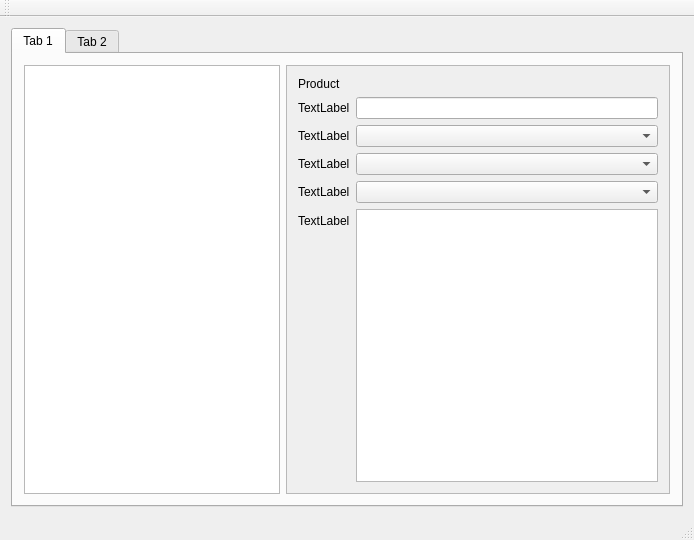
This is mainwindow.ui in Greezael/sukaldu as Qt 5 draws it before an edit. The edited form follows.
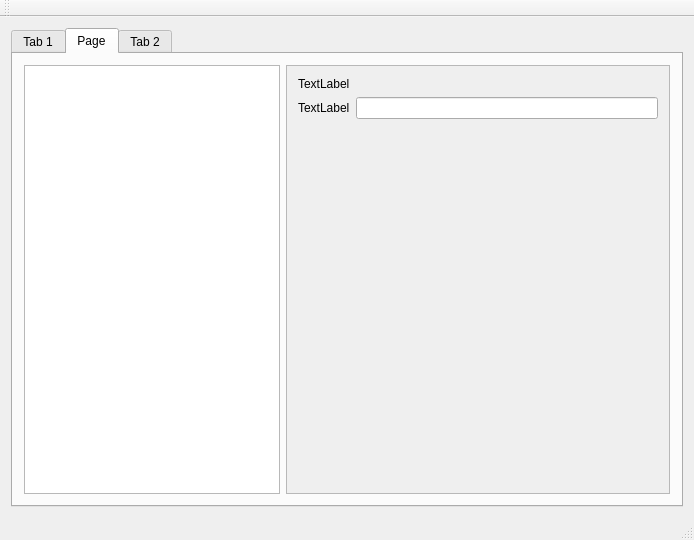
This is the edited form. The open tabs and pages were chosen to show the change.

Commit message: Split in tabs, product tree implemented.

Diff of the .ui file:
```diff
--- a/mainwindow.ui
+++ b/mainwindow.ui
@@ -117,6 +117,62 @@
         </item>
        </layout>
       </widget>
+      <widget class="QWidget" name="recipes">
+       <attribute name="title">
+        <string>Page</string>
+       </attribute>
+       <layout class="QHBoxLayout" name="horizontalLayout_5">
+        <item>
+         <widget class="QTreeView" name="rec_tree">
+          <property name="sizePolicy">
+           <sizepolicy hsizetype="Minimum" vsizetype="Expanding">
+            <horstretch>0</horstretch>
+            <verstretch>0</verstretch>
+           </sizepolicy>
+          </property>
+          <property name="sizeAdjustPolicy">
+           <enum>QAbstractScrollArea::AdjustIgnored</enum>
+          </property>
+         </widget>
+        </item>
+        <item>
+         <widget class="QScrollArea" name="rec_scroll">
+          <property name="widgetResizable">
+           <bool>true</bool>
+          </property>
+          <widget class="QWidget" name="scrollAreaWidgetContents">
+           <property name="geometry">
+            <rect>
+             <x>0</x>
+             <y>0</y>
+             <width>390</width>
+             <height>399</height>
+            </rect>
+           </property>
+           <layout class="QFormLayout" name="formLayout">
+            <item row="0" column="0">
+             <widget class="QLabel" name="rec_title">
+              <property name="text">
+               <string>TextLabel</string>
+              </property>
+             </widget>
+            </item>
+            <item row="1" column="0">
+             <widget class="QLabel" name="rec_name_tag">
+              <property name="text">
+               <string>TextLabel</string>
+              </property>
+             </widget>
+            </item>
+            <item row="1" column="1">
+             <widget class="QLineEdit" name="rec_name"/>
+            </item>
+           </layout>
+          </widget>
+         </widget>
+        </item>
+       </layout>
+      </widget>
       <widget class="QWidget" name="config">
        <attribute name="title">
         <string>Tab 2</string>
```
The commit also changes 5 other files.
